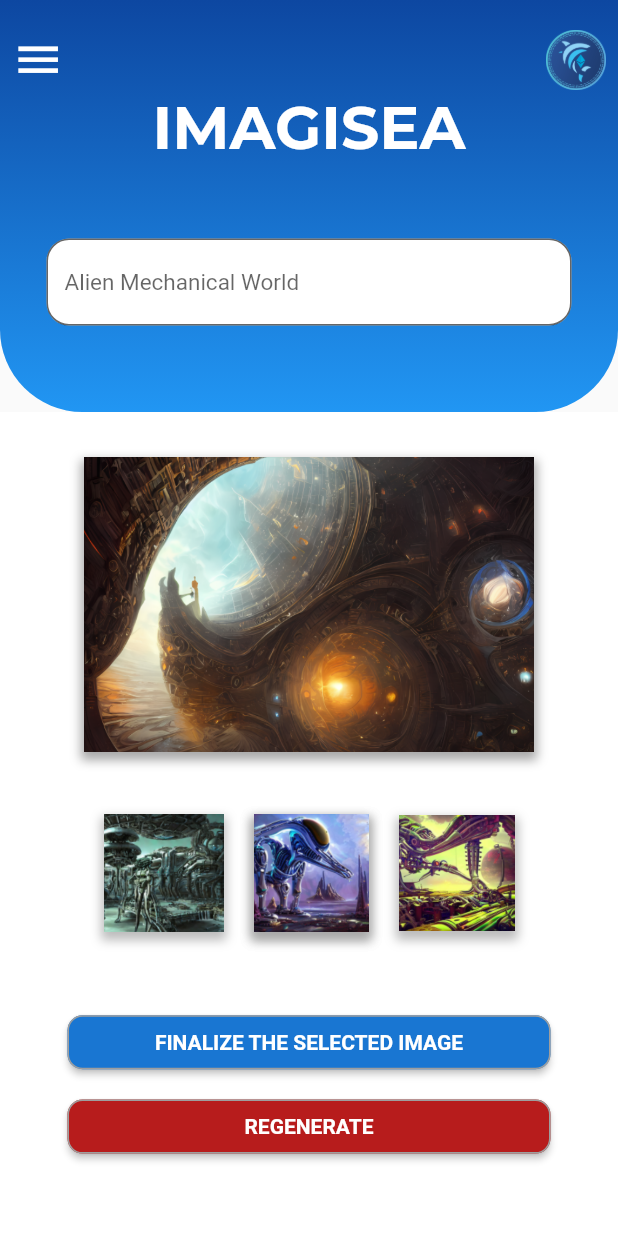
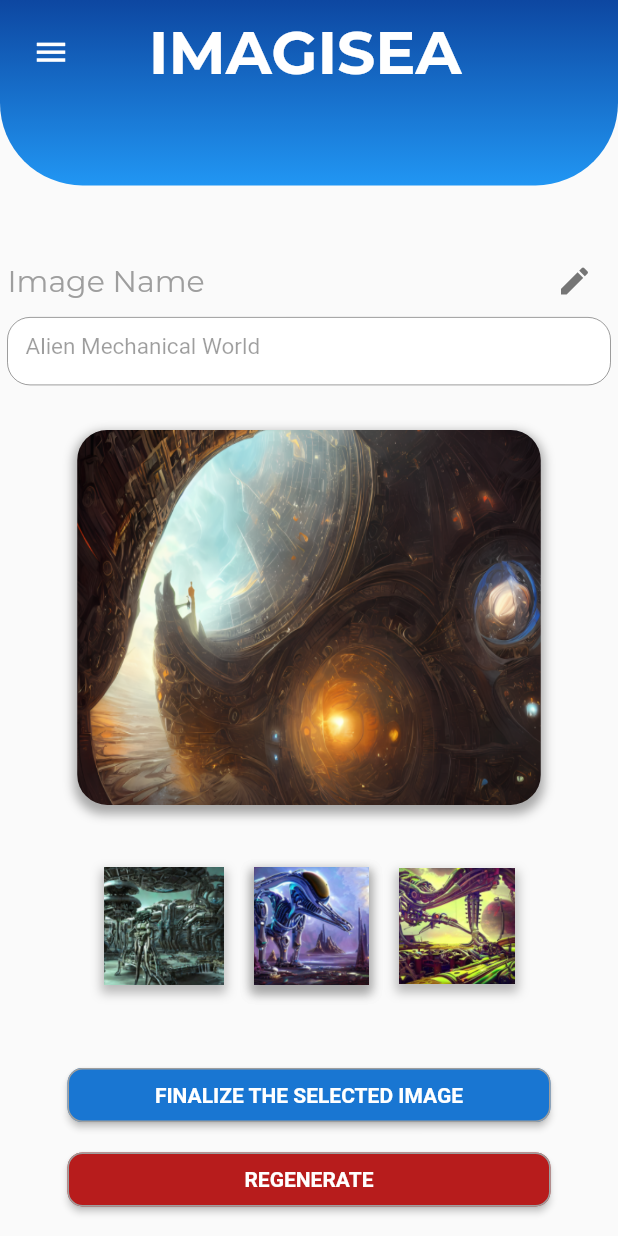
Before and after one commit to anas790/imagisea, a Flutter app: the Generate_screen screen opened directly, on a phone screen of 412 x 824 dp. Run offline on Flutter 3.47's test engine with Material 2 defaults, Android fonts, the phone set to English and light mode, and no system bars; our stand-ins replace flutter_otp_text_field, google_fonts, loading_animation_widget; missing offline and left inert: crypto_font_icons, fl_country_code_picker, select_card.

Commit message:
Generate Screen updated

```diff
--- a/lib/main.dart
+++ b/lib/main.dart
@@ -1,6 +1,7 @@
 import 'package:flutter/material.dart';
 // import 'package:imagisea/screens/loading_screen.dart';
 import 'package:imagisea/Screens/HomeScreen.dart';
+import 'package:imagisea/Screens/generate_screen.dart';
 import 'package:imagisea/Screens/profile_screen.dart';
 
 void main() {
@@ -19,7 +20,7 @@
         primarySwatch: Colors.blue,
       ),
       // home: const Loading_screen(),
-      home: const MyProfile(),
+      home: const Generate_screen(),
     );
   }
 }
--- a/lib/screens/generate_screen.dart
+++ b/lib/screens/generate_screen.dart
@@ -1,8 +1,7 @@
 import 'package:flutter/material.dart';
 import 'package:google_fonts/google_fonts.dart';
-import 'package:imagisea/screens/HomeScreen.dart';
 import 'package:imagisea/screens/finalized_screen.dart';
-import 'package:imagisea/screens/login_screen.dart';
+import '../Widgets/sideDrawer.dart';
 
 class Generate_screen extends StatefulWidget {
   const Generate_screen({Key? key}) : super(key: key);
@@ -11,16 +10,21 @@
   State<Generate_screen> createState() => _Generate_screenState();
 }
 
+final GlobalKey<ScaffoldState> _scaffoldKey = GlobalKey<ScaffoldState>();
+final _controller = TextEditingController();
+bool textFeildStatus = false;
+
 class _Generate_screenState extends State<Generate_screen> {
   @override
   Widget build(BuildContext context) {
     return Scaffold(
       resizeToAvoidBottomInset: false,
+      drawer: const SideDrawer(),
+      key: _scaffoldKey,
       body: Column(
         children: [
-          Flexible(
-            flex: 2,
-            child: Container(
+          Container(
+              height: MediaQuery.of(context).size.height * 0.15,
               decoration: BoxDecoration(
                 borderRadius: const BorderRadius.only(
                   bottomLeft: Radius.circular(55),
@@ -38,53 +42,87 @@
               child: SafeArea(
                 child: Column(
                   children: [
-                      Row(
+                    Padding(
+                      padding: const EdgeInsets.symmetric(
+                          horizontal: 10.0, vertical: 10.0),
+                      child: Row(
+                        mainAxisAlignment: MainAxisAlignment.start,
                         children: [
-                          const Padding(
-                            padding: EdgeInsets.only(left: 8.0, top: 20),
-                            child: Align(
-                              alignment: Alignment.topLeft,
-                              child: Icon(
+                          IconButton(
+                            onPressed: () {
+                              _scaffoldKey.currentState!.openDrawer();
+                            },
+                            icon: const Icon(
                               Icons.menu,
                               color: Colors.white,
-                                size: 35,
+                              size: 25,
                             ),
                           ),
+                          SizedBox(
+                            width: MediaQuery.of(context).size.width * 0.1,
                           ),
-                          const Spacer(),
-                          Padding(
-                            padding: const EdgeInsets.only(right: 8.0, top: 20),
-                            child: Align(
-                              alignment: Alignment.topRight,
-                              child: SizedBox(
-                                width: 40.0,
-                                height: 40.0,
-                                child: Image.asset(
-                                  'images/imagisea1.png',
-                                ),
-                              ),
+                          Text(
+                            'IMAGISEA',
+                            style: GoogleFonts.montserrat(
+                              textStyle: const TextStyle(
+                                  color: Colors.white,
+                                  fontSize: 40,
+                                  fontWeight: FontWeight.bold),
                             ),
                           ),
                         ],
                       ),
-                      Text('IMAGISEA',
+                    ),
+                  ],
+                ),
+              )),
+          Flexible(
+              flex: 4,
+              child: Column(
+                children: [
+                  Padding(
+                    padding: const EdgeInsets.symmetric(horizontal: 5),
+                    child: Column(
+                      crossAxisAlignment: CrossAxisAlignment.start,
+                      children: [
+                        Padding(
+                          padding: const EdgeInsets.only(top: 40.0),
+                          child: Row(
+                            mainAxisAlignment: MainAxisAlignment.spaceBetween,
+                            children: [
+                              Text(
+                                'Image Name',
                                 style: GoogleFonts.montserrat(
-                              textStyle: const TextStyle(
-                                  color: Colors.white,
-                                  fontSize: 40,
-                                  fontWeight: FontWeight.bold))),
-                      const Expanded(
-                        child: Padding(
-                          padding: EdgeInsets.only(top: 50.0),
-                          child: SizedBox(
+                                    color: Colors.grey, fontSize: 20),
+                              ),
+                              IconButton(
+                                  onPressed: () {
+                                    setState(() {
+                                      if(!textFeildStatus){
+                                        textFeildStatus = true;
+                                      }else{
+                                        textFeildStatus = false;
+                                      }
+                                    });
+                                  },
+                                  icon:  Icon(
+                                    Icons.edit,
+                                    color: Colors.grey.shade600,
+                                  ))
+                            ],
+                          ),
+                        ),
+                         SizedBox(
                           height: 45,
-                            width: 350,
-                            child: TextField(
+                          width: MediaQuery.of(context).size.width,
+                          child:  TextField(
+                            controller: _controller,
                             keyboardType: TextInputType.text,
-                              style: TextStyle(
+                            enabled: textFeildStatus,
+                            style: const TextStyle(
                               fontSize: 15.0,
                             ),
-                              decoration: InputDecoration(
+                            decoration: const InputDecoration(
                               fillColor: Colors.white,
                               filled: true,
                               hintText: 'Alien Mechanical World',
@@ -95,22 +133,23 @@
                             ),
                           ),
                         ),
+                      ],
                     ),
                   ),
-                    ],
-                  ),
-                )),
-          ),
-          Flexible(
-              flex: 4,
-              child: Container(
-                  color: Colors.white,
-                  child: Column(
-                    children: [
                   Padding(
                     padding: const EdgeInsets.only(top: 30.0),
                     child: Container(
-                          decoration: BoxDecoration(boxShadow: [
+                      width: MediaQuery.of(context).size.width * 0.75,
+                      height: 250,
+                      decoration: BoxDecoration(
+                          image: const DecorationImage(
+                            image: AssetImage(
+                                'images/img2.png'
+                            ),
+                            fit: BoxFit.fill,
+                          ),
+                          borderRadius: const BorderRadius.all(Radius.circular(20)),
+                          boxShadow: [
                         BoxShadow(
                           color: Colors.grey.withOpacity(0.9),
                           spreadRadius: 2,
@@ -118,10 +157,6 @@
                           offset: const Offset(0, 4),
                         )
                       ]),
-                          child: Image.asset(
-                            'images/img2.png',
-                            width: 300,
-                          ),
                     ),
                   ),
                   SizedBox(
@@ -205,8 +240,7 @@
                               shape: MaterialStateProperty.all<
                                       RoundedRectangleBorder>(
                                   RoundedRectangleBorder(
-                                          borderRadius:
-                                              BorderRadius.circular(10.0),
+                                      borderRadius: BorderRadius.circular(10.0),
                                       side: const BorderSide(
                                           color: Colors.grey)))),
                           child: const Text(
@@ -234,8 +268,7 @@
                               shape: MaterialStateProperty.all<
                                       RoundedRectangleBorder>(
                                   RoundedRectangleBorder(
-                                          borderRadius:
-                                              BorderRadius.circular(10.0),
+                                      borderRadius: BorderRadius.circular(10.0),
                                       side: const BorderSide(
                                           color: Colors.grey)))),
                           onPressed: () {
@@ -253,7 +286,7 @@
                     ),
                   ),
                 ],
-                  ))),
+              )),
         ],
       ),
     );
```
Also changed, not shown: 1 other file. Lines whose indentation alone changed are shown as unchanged.
